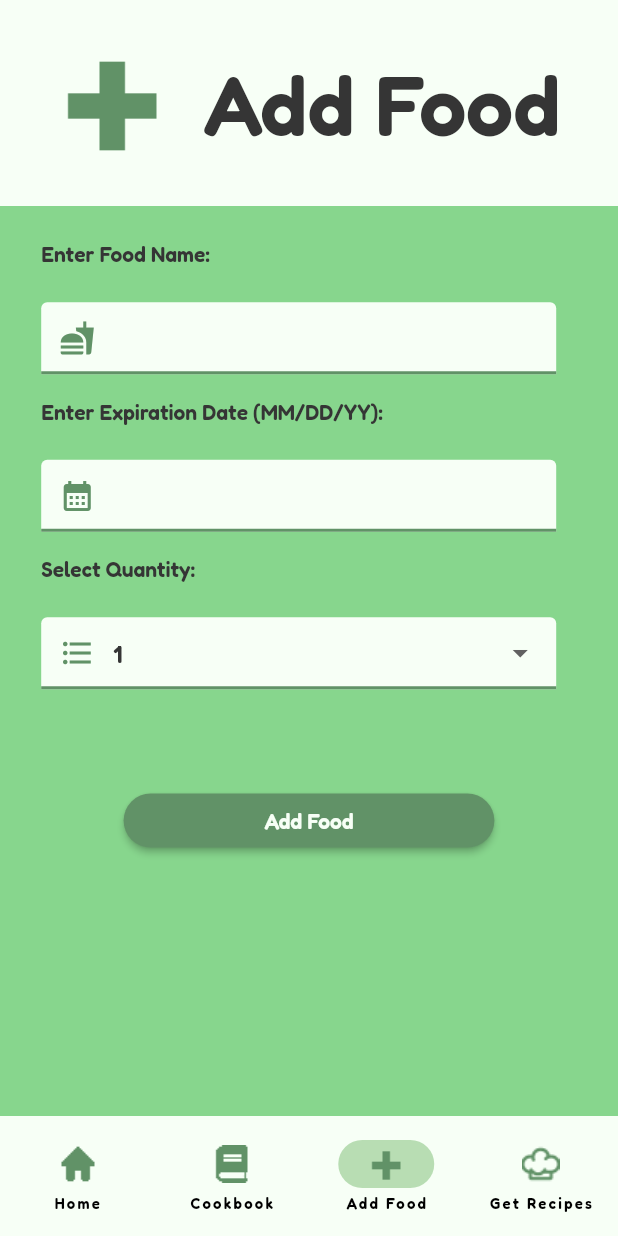
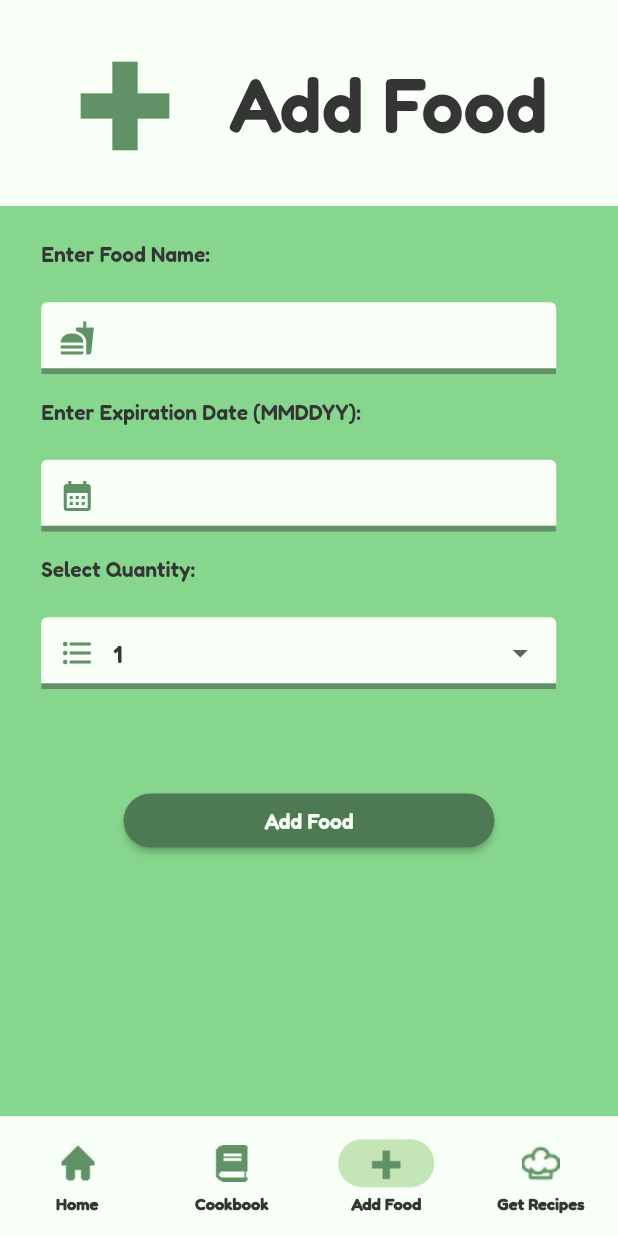
Before and after one commit to gitgudn00b/CSC-4330-Project, a Flutter app: the WasteProtector screen opened by its route, item 3 of the bottom bar chosen, on a phone screen of 412 x 824 dp. Run offline on Flutter 3.47's test engine with Material 2 defaults, Android fonts, the light colour scheme and no system bars; our stand-ins replace supabase_flutter; missing offline and left inert: dart:ffi; accounts and stored records are empty; network calls fail.

Commit message:
tried to format stuff

```diff
--- a/lib/add_food/add_food.dart
+++ b/lib/add_food/add_food.dart
@@ -23,10 +23,10 @@ class _AddFoodState extends State<AddFood> {
 
   static int _foodCount = 0;
 
-  List<String> _labelTexts = [
+  final List<String> _labelTexts = [
     "Enter Food Name:",
     "Enter Food Name",
-    "Enter Expiration Date (MM/DD/YY):",
+    "Enter Expiration Date (MMDDYY):",
     "Enter Expiration Date",
     "Select Quantity:",
     "Quantity",
@@ -50,6 +50,21 @@ class _AddFoodState extends State<AddFood> {
 
   final GlobalKey<FormFieldState> _expirationDateKey =
       GlobalKey<FormFieldState>();
+
+  final InputDecoration _textFieldDecoration = const InputDecoration(
+      focusedBorder: OutlineInputBorder(
+          borderSide: BorderSide(color: Color(0xFF619267), width: 2.0)),
+      enabledBorder: UnderlineInputBorder(
+          borderSide: BorderSide(color: Color(0xFF619267), width: 4.0)),
+      errorBorder: OutlineInputBorder(
+          borderSide: BorderSide(color: Color(0xFF619267), width: 4.0)),
+      focusedErrorBorder: OutlineInputBorder(
+          borderSide: BorderSide(color: Color(0xFF619267), width: 4.0)),
+      prefixIconColor: Color(0xFF619267),
+      focusColor: Color(0xFF619267),
+      fillColor: Color(0xFFF7FFF6),
+      filled: true,
+      errorStyle: TextStyle(color: Color(0xFF353535)));
 
   void addFoodItem() {
     String foodName = _foodNameController.text;
@@ -91,7 +106,7 @@ class _AddFoodState extends State<AddFood> {
           _quantityKey.currentState?.reset();
         }
       },
-      color: const Color(0xFF619267),
+      color: const Color(0xFF4E7A53),
       shape: const RoundedRectangleBorder(
           borderRadius: BorderRadius.all(Radius.circular(50))),
       child: const Text(
@@ -109,21 +124,8 @@ class _AddFoodState extends State<AddFood> {
       controller: _foodNameController,
       keyboardType: TextInputType.text,
       cursorColor: const Color(0xFF619267),
-      decoration: const InputDecoration(
-          focusedBorder: OutlineInputBorder(
-              borderSide: BorderSide(color: Color(0xFF619267), width: 2.0)),
-          enabledBorder: UnderlineInputBorder(
-              borderSide: BorderSide(color: Color(0xFF619267), width: 2.0)),
-          errorBorder: OutlineInputBorder(
-              borderSide: BorderSide(color: Color(0xFF619267), width: 2.0)),
-          focusedErrorBorder: OutlineInputBorder(
-              borderSide: BorderSide(color: Color(0xFF619267), width: 2.0)),
-          prefixIcon: Icon(Icons.fastfood),
-          prefixIconColor: Color(0xFF619267),
-          focusColor: Color(0xFF619267),
-          fillColor: Color(0xFFF7FFF6),
-          filled: true,
-          errorStyle: TextStyle(color: Color(0xFF353535))));
+      decoration: _textFieldDecoration.copyWith(
+          prefixIcon: const Icon(Icons.fastfood)));
 
   Widget _buildDateField() => TextFormField(
       inputFormatters: [DateTextFormatter()],
@@ -145,40 +147,22 @@ class _AddFoodState extends State<AddFood> {
               return "ERROR: Please enter a valid date";
             }
           }
+          daysInAMonth[2] = 28;
           return null;
         }
       },
       controller: _expirationDateController,
       keyboardType: TextInputType.datetime,
       cursorColor: const Color(0xFF619267),
-      decoration: const InputDecoration(
-          focusedBorder: OutlineInputBorder(
-              borderSide: BorderSide(color: Color(0xFF619267), width: 2.0)),
-          enabledBorder: UnderlineInputBorder(
-              borderSide: BorderSide(color: Color(0xFF619267), width: 2.0)),
-          errorBorder: OutlineInputBorder(
-              borderSide: BorderSide(color: Color(0xFF619267), width: 2.0)),
-          focusedErrorBorder: OutlineInputBorder(
-              borderSide: BorderSide(color: Color(0xFF619267), width: 2.0)),
-          prefixIcon: Icon(Icons.calendar_month),
-          prefixIconColor: Color(0xFF619267),
-          focusColor: Color(0xFF619267),
-          fillColor: Color(0xFFF7FFF6),
-          filled: true,
-          errorStyle: TextStyle(color: Color(0xFF353535))));
+      decoration: _textFieldDecoration.copyWith(
+          prefixIcon: const Icon(Icons.calendar_month)));
 
   Widget _buildDropdownField() => DropdownButtonFormField(
         value: _dropdownValue,
-        decoration: const InputDecoration(
-            focusedBorder: UnderlineInputBorder(
-                borderSide: BorderSide(color: Color(0xFF619267), width: 2.0)),
-            enabledBorder: UnderlineInputBorder(
-                borderSide: BorderSide(color: Color(0xFF619267), width: 2.0)),
-            prefixIcon: Icon(Icons.format_list_bulleted),
-            prefixIconColor: Color(0xFF619267),
-            focusColor: Color(0xFF619267),
-            fillColor: Color(0xFFF7FFF6),
-            filled: true),
+        decoration: _textFieldDecoration.copyWith(
+            prefixIcon: const Icon(Icons.format_list_bulleted),
+            focusedBorder: const UnderlineInputBorder(
+                borderSide: BorderSide(color: Color(0xFF619267), width: 4.0))),
         onChanged: (int? value) {
           setState(() {
             _dropdownValue = value!;
@@ -240,9 +224,7 @@ class _AddFoodState extends State<AddFood> {
     var width = MediaQuery.of(context).size.width;
 
     return Scaffold(
-        backgroundColor: const Color(0xFF87D68D),
-        appBar: PreferredSize(
-            preferredSize: Size.fromHeight(height / 6), child: AddFoodAppBar()),
+        appBar: AddFoodAppBar(),
         body: ListView.builder(
             itemCount: _labelTexts.length,
             itemBuilder: (BuildContext context, int index) {
--- a/lib/pantry/pantry.dart
+++ b/lib/pantry/pantry.dart
@@ -36,7 +36,7 @@ class _PantryState extends State<Pantry> {
               mainAxisMargin: padding / 6,
               radius: Radius.circular(50),
               thickness: padding / 6,
-              thumbColor: Color(0xFF619267),
+              thumbColor: Color(0xFF6db078),
               child: ListView.builder(
                 padding: EdgeInsets.only(bottom: padding),
                 itemBuilder: (BuildContext context, int index) {
--- a/lib/register_login/user.dart
+++ b/lib/register_login/user.dart
@@ -1,4 +1,3 @@
-import 'package:flutter/material.dart';
 import 'package:waste_protector/pantry/pantry.dart';
 
 class User {
--- a/lib/waste_protector.dart
+++ b/lib/waste_protector.dart
@@ -1,4 +1,5 @@
 import 'package:flutter/material.dart';
+import 'package:waste_protector/register_login/login.dart';
 import 'package:waste_protector/waste_protector_navigator.dart';
 
 class WasteProtector extends StatefulWidget {
@@ -11,6 +12,7 @@ class WasteProtector extends StatefulWidget {
     "Cookbook": GlobalKey<NavigatorState>(),
     "Add Food": GlobalKey<NavigatorState>(),
     "Recipe": GlobalKey<NavigatorState>(),
+    "Login": GlobalKey<NavigatorState>()
   };
 
   @override
@@ -20,7 +22,7 @@ class WasteProtector extends StatefulWidget {
 class _WasteProtectorState extends State<WasteProtector> {
   static String _currentPage = "Pantry";
 
-  List<String> pageKeys = ["Pantry", "Cookbook", "Add Food", "Recipe"];
+  List<String> pageKeys = ["Pantry", "Cookbook", "Add Food", "Recipe", "Login"];
 
   void _selectPage(String pageItem, int index) {
     if (pageItem == _currentPage) {
@@ -46,6 +48,7 @@ class _WasteProtectorState extends State<WasteProtector> {
   Widget build(BuildContext context) {
     return WillPopScope(
       onWillPop: () async {
+        if (WasteProtectorLogin.logoutButtonPressed) return true;
         final isFirstRouteInCurrentPage = !await WasteProtector
             .navigatorKeys[_currentPage]!.currentState!
             .maybePop();
@@ -66,8 +69,6 @@ class _WasteProtectorState extends State<WasteProtector> {
             _buildOffstageNavigator("Recipe"),
           ]),
           bottomNavigationBar: NavigationBar(
-            backgroundColor: const Color(0xFFF7FFF6),
-            indicatorColor: const Color(0xFFB8DDB3),
             onDestinationSelected: (int index) {
               _selectPage(pageKeys[index], index);
             },
```
Also changed, not shown: lib/add_food/add_food_appbar.dart (+3 -11 lines), lib/cookbook/cookbook_appbar.dart (+2 -7 lines), lib/main.dart (+27 -4 lines), lib/pantry/pantry_appbar.dart (+5 -7 lines), lib/recipes/recipes_appbar.dart (+2 -7 lines), lib/register_login/login.dart (+12 -30 lines), lib/register_login/login_appbar.dart (+17 -15 lines), lib/settings/settings.dart (+8 -4 lines), lib/settings/settings_appbar.dart (+4 -7 lines).
